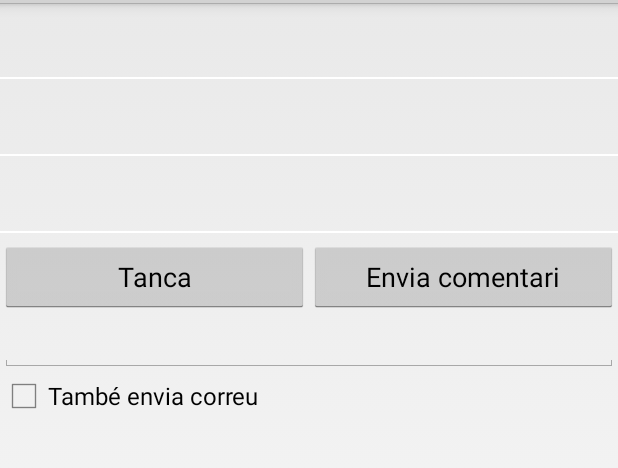
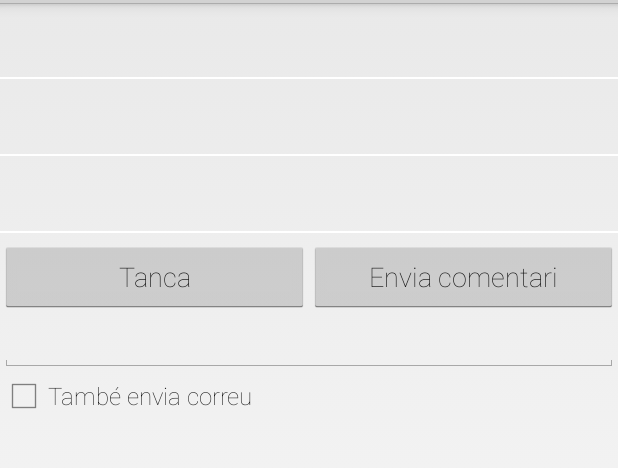
Before and after one commit to pnegre/tickets_android, an Android app: the layout ticketviewheader.xml on its own in the app's theme, with its tools: preview values and no code run, on a phone screen of 412 x 824 dp, the part 69-537 px from its top. Run offline under Robolectric (Android 15) with nearby library versions, the phone set to English and light mode, and no system bars.

Commit message:
Anem fent

```diff
--- a/src/main/res/layout/ticketviewheader.xml
+++ b/src/main/res/layout/ticketviewheader.xml
@@ -78,6 +78,7 @@
 			android:layout_height="wrap_content"
 			android:layout_weight="1"
 			android:text="@string/tick_close_button"
+			android:fontFamily="sans-serif-thin"
 			/>
 
 		<Button
@@ -87,6 +88,7 @@
 			android:layout_height="wrap_content"
 			android:layout_weight="1"
 			android:text="@string/tick_sendcomm_button"
+			android:fontFamily="sans-serif-thin"
 			/>
 
 	</LinearLayout>
@@ -102,6 +104,7 @@
 	<CheckBox android:id="@+id/checkemail"
 		android:layout_width="wrap_content"
 		android:layout_height="wrap_content"
+		android:fontFamily="sans-serif-thin"
 		android:text="@string/tick_sendemail_check" />
 
 
@@ -110,6 +113,7 @@
 		android:layout_width="fill_parent"
 		android:layout_height="wrap_content"
 		android:text=""
+		android:fontFamily="sans-serif-thin"
 		/>
 
 
```
